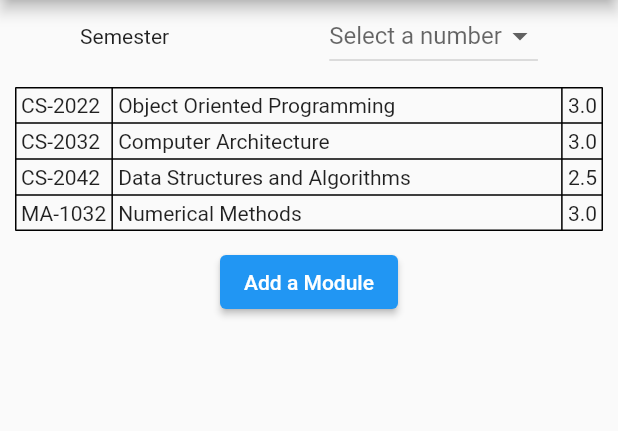
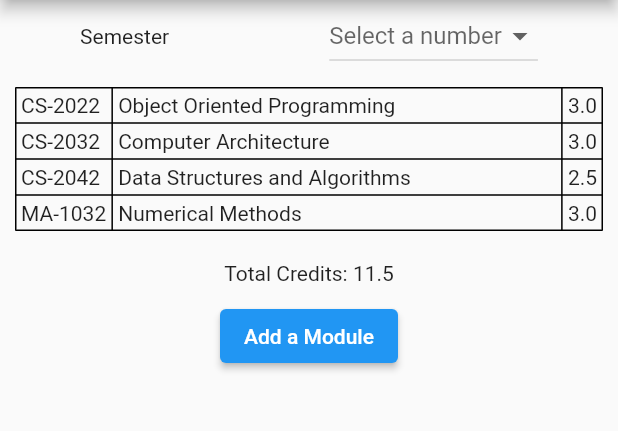
Before and after one commit to Ishad-M-I-M/gpa_calculator, a Flutter app: the AddSemesterScreen screen opened directly, on a phone screen of 412 x 824 dp, the part 84-515 px from its top. Run offline on Flutter 3.47's test engine with Material 2 defaults, Android fonts, the phone set to English and light mode, and no system bars.

Commit message:
display total credits in add semester screen

```diff
--- a/lib/screens/add_semester_screen.dart
+++ b/lib/screens/add_semester_screen.dart
@@ -28,10 +28,12 @@ class _AddSemesterScreenState extends State<AddSemesterScreen> {
         setState(() {
           modules.add(module);
         });
-        modules.add(module);
       }, );
     });
   }
+
+  double get totalCredits => modules.fold(0, (sum, module) => sum + module.credits);
+
   @override
   Widget build(BuildContext context) {
     return Scaffold(
@@ -80,6 +82,7 @@ class _AddSemesterScreenState extends State<AddSemesterScreen> {
                     .toList(),
               ),
             ),
+            Padding(padding: const EdgeInsets.all(10),child: Text("Total Credits: $totalCredits")),
             ElevatedButton(onPressed: ()=>displayAddModuleWindow(context), child: const Text("Add a Module"))
           ],
         ),
```
